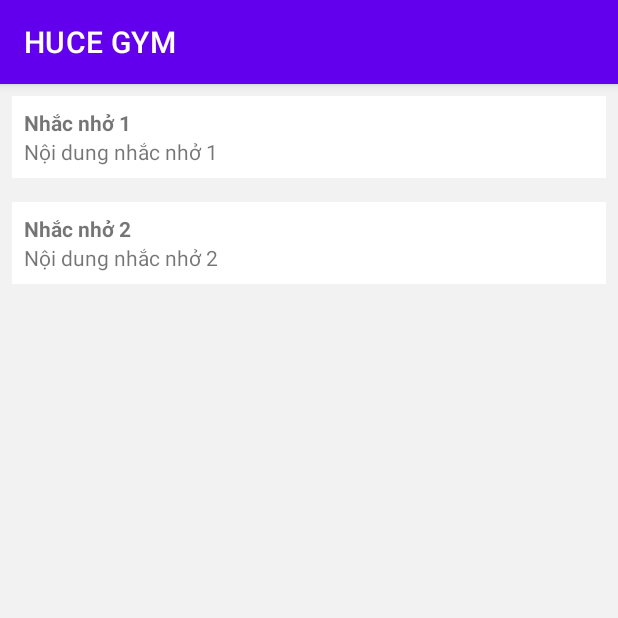
After one commit to kienpython/HUCE-GYM, an Android app: the fragment NhacNhoFragment shown on its own in the app's theme, on a phone screen of 412 x 824 dp, the top half of it. The commit adds this screen. Run offline under Robolectric (Android 15) with nearby library versions, the phone set to English and light mode, and no system bars; our stand-ins replace data binding.

Commit message:
nhắc nhở

```diff
--- a/app/src/main/AndroidManifest.xml
+++ b/app/src/main/AndroidManifest.xml
@@ -2,6 +2,7 @@
 <manifest xmlns:android="http://schemas.android.com/apk/res/android"
     xmlns:tools="http://schemas.android.com/tools">
     <uses-permission android:name="android.permission.INTERNET" />
+
 
     <application
         android:allowBackup="true"
--- /dev/null
+++ b/app/src/main/java/com/example/hucegym/model/NhacNho.java
@@ -0,0 +1,27 @@
+package com.example.hucegym.model;
+
+public class NhacNho {
+    private String tieuDe;
+    private String noiDung;
+
+    public NhacNho(String tieuDe, String noiDung) {
+        this.tieuDe = tieuDe;
+        this.noiDung = noiDung;
+    }
+
+    public String getTieuDe() {
+        return tieuDe;
+    }
+
+    public void setTieuDe(String tieuDe) {
+        this.tieuDe = tieuDe;
+    }
+
+    public String getNoiDung() {
+        return noiDung;
+    }
+
+    public void setNoiDung(String noiDung) {
+        this.noiDung = noiDung;
+    }
+}
--- a/app/src/main/java/com/example/hucegym/viewmodel/NhacNhoViewModel.java
+++ b/app/src/main/java/com/example/hucegym/viewmodel/NhacNhoViewModel.java
@@ -1,4 +1,27 @@
 package com.example.hucegym.viewmodel;
 
-public class NhacNhoViewModel {
+import androidx.lifecycle.ViewModel;
+
+import com.example.hucegym.model.NhacNho;
+
+import java.util.ArrayList;
+import java.util.List;
+
+public class NhacNhoViewModel extends ViewModel {
+    // Có thể chứa danh sách các nhắc nhở
+    // Hoặc gọi API để lấy danh sách từ server
+
+    // Ví dụ danh sách không mềm
+    private List<NhacNho> danhSachNhacNho = new ArrayList<>();
+
+    public NhacNhoViewModel() {
+        // Khởi tạo dữ liệu mẫu
+        danhSachNhacNho.add(new NhacNho("Nhắc nhở 1", "Nội dung nhắc nhở 1"));
+        danhSachNhacNho.add(new NhacNho("Nhắc nhở 2", "Nội dung nhắc nhở 2"));
+        // Thêm các mục khác nếu cần
+    }
+
+    public List<NhacNho> getDanhSachNhacNho() {
+        return danhSachNhacNho;
+    }
 }
--- /dev/null
+++ b/app/src/main/java/com/example/hucegym/views/NhacNhoAdapter.java
@@ -0,0 +1,63 @@
+package com.example.hucegym.views;
+
+import android.view.LayoutInflater;
+import android.view.View;
+import android.view.ViewGroup;
+import android.widget.TextView;
+
+import androidx.annotation.NonNull;
+import androidx.recyclerview.widget.RecyclerView;
+
+import com.example.hucegym.R;
+import com.example.hucegym.model.NhacNho;
+
+import java.util.List;
+
+    public class NhacNhoAdapter extends RecyclerView.Adapter<NhacNhoAdapter.NhacNhoViewHolder> {
+
+        private List<NhacNho> danhSachNhacNho;
+
+        public NhacNhoAdapter(List<NhacNho> danhSachNhacNho) {
+            this.danhSachNhacNho = danhSachNhacNho;
+        }
+
+        @NonNull
+        @Override
+        public NhacNhoViewHolder onCreateViewHolder(@NonNull ViewGroup parent, int viewType) {
+            View view = LayoutInflater.from(parent.getContext()).inflate(R.layout.nhac_nho_row_item, parent, false);
+            return new NhacNhoViewHolder(view);
+        }
+
+        @Override
+        public void onBindViewHolder(@NonNull NhacNhoViewHolder holder, int position) {
+            NhacNho nhacNho = danhSachNhacNho.get(position);
+            holder.txtTieuDe.setText(nhacNho.getTieuDe());
+            holder.txtNoiDung.setText(nhacNho.getNoiDung());
+        }
+
+        @Override
+        public int getItemCount() {
+            return danhSachNhacNho.size();
+        }
+
+        public class NhacNhoViewHolder extends RecyclerView.ViewHolder {
+
+            TextView txtTieuDe;
+            TextView txtNoiDung;
+
+            public NhacNhoViewHolder(@NonNull View itemView) {
+                super(itemView);
+                txtTieuDe = itemView.findViewById(R.id.txt_name_nhac_nho);
+                txtNoiDung = itemView.findViewById(R.id.txt_noi_dung_nhac_nho);
+
+                itemView.setOnClickListener(new View.OnClickListener() {
+                    @Override
+                    public void onClick(View view) {
+                        // Xử lý khi item được nhấn
+                        // Có thể chuyển sang màn hình chi tiết nhắc nhở
+                    }
+                });
+            }
+        }
+
+}
--- /dev/null
+++ b/app/src/main/java/com/example/hucegym/views/NhacNhoFragment.java
@@ -0,0 +1,37 @@
+package com.example.hucegym.views;
+
+import android.os.Bundle;
+import android.view.LayoutInflater;
+import android.view.View;
+import android.view.ViewGroup;
+
+import androidx.fragment.app.Fragment;
+import androidx.lifecycle.ViewModelProvider;
+import androidx.recyclerview.widget.LinearLayoutManager;
+import androidx.recyclerview.widget.RecyclerView;
+
+import com.example.hucegym.R;
+import com.example.hucegym.viewmodel.NhacNhoViewModel;
+
+public class NhacNhoFragment extends Fragment {
+
+    private NhacNhoViewModel nhacNhoViewModel;
+
+    public NhacNhoFragment() {
+        // Required empty public constructor
+    }
+
+    @Override
+    public View onCreateView(LayoutInflater inflater, ViewGroup container, Bundle savedInstanceState) {
+        View view = inflater.inflate(R.layout.activity_nhac_nho, container, false);
+
+        nhacNhoViewModel = new ViewModelProvider(this).get(NhacNhoViewModel.class);
+
+        RecyclerView recyclerView = view.findViewById(R.id.recyclerView);
+        NhacNhoAdapter adapter = new NhacNhoAdapter(nhacNhoViewModel.getDanhSachNhacNho());
+        recyclerView.setAdapter(adapter);
+        recyclerView.setLayoutManager(new LinearLayoutManager(getContext()));
+
+        return view;
+    }
+}
--- a/app/src/main/res/layout/activity_login.xml
+++ b/app/src/main/res/layout/activity_login.xml
@@ -5,7 +5,7 @@
 
     <data>
         <variable
-            name="LoginViewModel"
+            name="loginViewModel"
             type="com.example.hucegym.viewmodel.LoginViewModel" />
     </data>
 
@@ -53,6 +53,7 @@
                     android:layout_marginTop="28dp"
                     android:layout_marginEnd="16dp"
                     android:text="Đăng ký"
+                    android:onClick="@{() -> loginViewModel.navigateToRegister()}"
                     app:layout_constraintEnd_toEndOf="parent"
                     app:layout_constraintTop_toBottomOf="@id/edPassword" />
 
@@ -63,6 +64,7 @@
                     android:layout_marginStart="20dp"
                     android:layout_marginTop="28dp"
                     android:text="Đăng nhập"
+                    android:onClick="@{() -> loginViewModel.loginUser()}"
                     app:layout_constraintStart_toStartOf="parent"
                     app:layout_constraintTop_toBottomOf="@id/edPassword" />
 
--- a/app/src/main/res/layout/activity_nhac_nho.xml
+++ b/app/src/main/res/layout/activity_nhac_nho.xml
@@ -1,5 +1,15 @@
 <?xml version="1.0" encoding="utf-8"?>
-<androidx.constraintlayout.widget.ConstraintLayout xmlns:android="http://schemas.android.com/apk/res/android"
+<layout xmlns:android="http://schemas.android.com/apk/res/android"
+    xmlns:app="http://schemas.android.com/apk/res-auto"
+    xmlns:tools="http://schemas.android.com/tools">
+
+    <data>
+        <variable
+            name="NhacNhoViewModel"
+            type="com.example.hucegym.viewmodel.NhacNhoViewModel" />
+    </data>
+
+    <androidx.constraintlayout.widget.ConstraintLayout
         android:layout_width="match_parent"
         android:layout_height="match_parent"
         android:background="#f2f2f2"
@@ -8,6 +18,11 @@
         <androidx.recyclerview.widget.RecyclerView
             android:id="@+id/recyclerView"
             android:layout_width="match_parent"
-        android:layout_height="match_parent" />
+            android:layout_height="match_parent"
+            app:layoutManager="androidx.recyclerview.widget.LinearLayoutManager"/>
+<!--            app:items="@{NhacNhoViewModel.listNhacNho}"-->
+<!--            app:nhacNhoClickListener="@{NhacNhoViewModel::onNhacNhoClick}"/> -->
+
 
     </androidx.constraintlayout.widget.ConstraintLayout>
+</layout>
```
Also changed, not shown: app/build.gradle (+10 -7 lines), app/src/main/java/com/example/hucegym/connect/ApiClient.java (added, +18 -0 lines), app/src/main/java/com/example/hucegym/connect/ApiService.java (added, +25 -0 lines), app/src/main/java/com/example/hucegym/connect/RetrofitClient.java (added, +19 -0 lines), app/src/main/java/com/example/hucegym/model/User.java (added, +35 -0 lines), app/src/main/java/com/example/hucegym/viewmodel/LoginViewModel.java (+46 -14 lines). Lines whose indentation alone changed are shown as unchanged.
